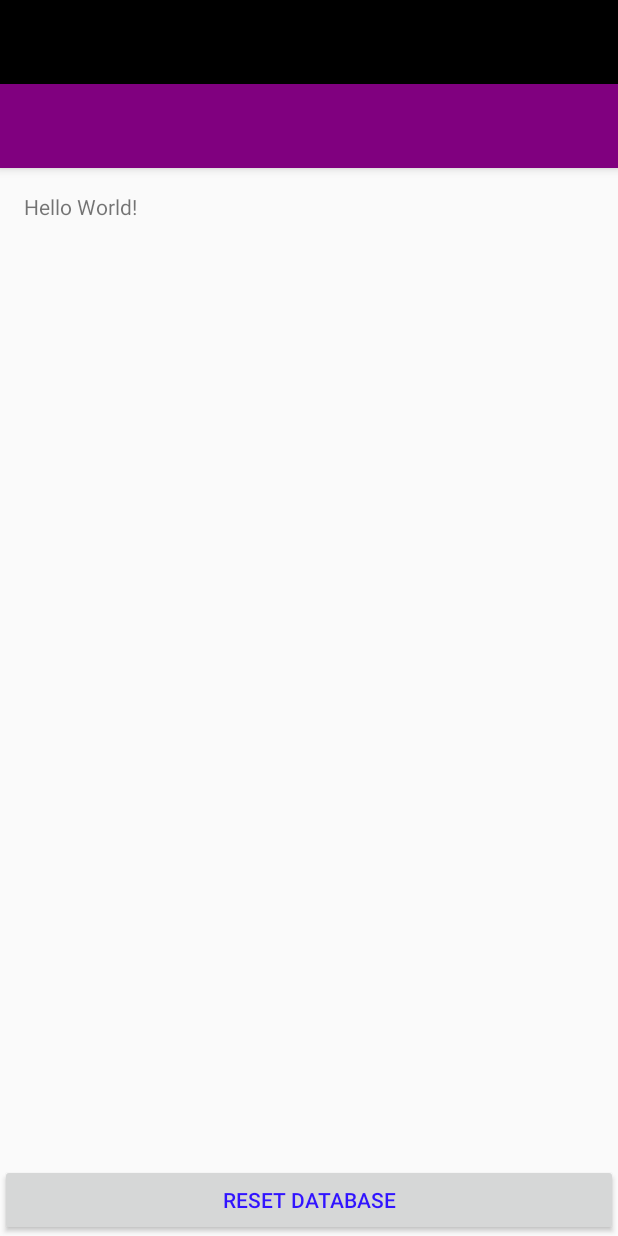
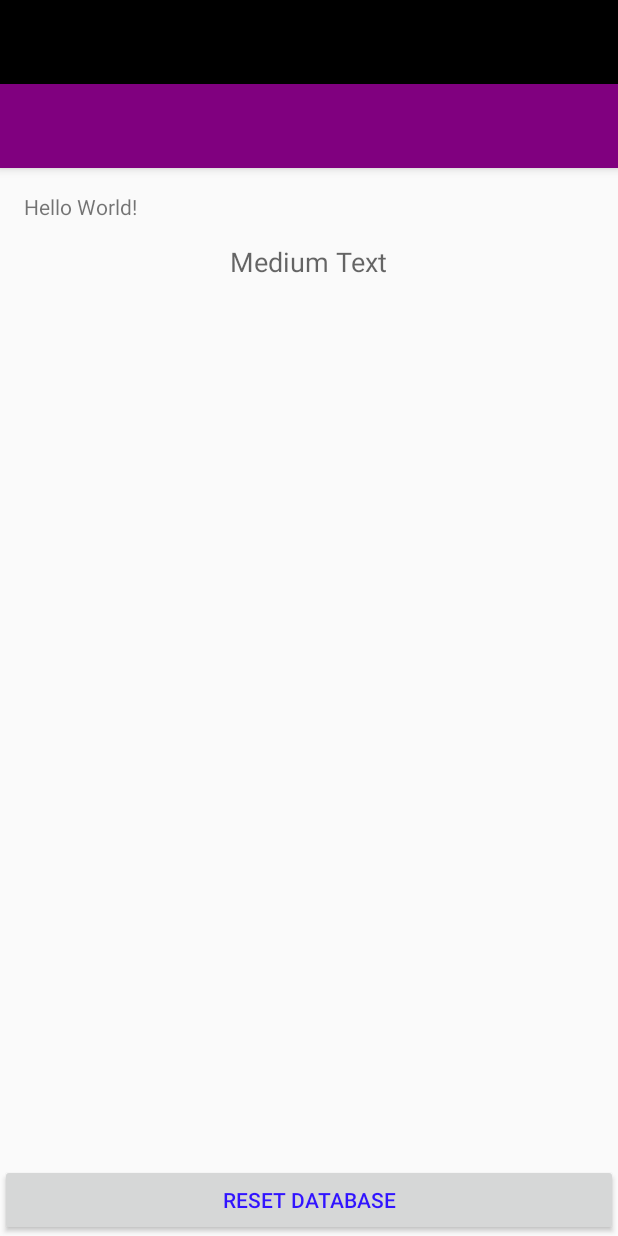
Before and after one commit to gkatan/CelebStalk, an Android app: the layout activity_main.xml on its own in the app's theme, with its tools: preview values and no code run, on a phone screen of 412 x 824 dp. Run offline under Robolectric (Android 15) with nearby library versions, the phone set to English and light mode, and no system bars.

```diff
--- a/app/build.gradle
+++ b/app/build.gradle
@@ -35,7 +35,6 @@ android {
 }
 
 dependencies {
-    compile fileTree(dir: 'libs', include: ['*.jar'])
     testCompile 'junit:junit:4.12'
     compile 'com.android.support:appcompat-v7:23.1.0'
     compile 'com.android.support:design:23.1.0'
--- a/app/src/main/res/layout/activity_main.xml
+++ b/app/src/main/res/layout/activity_main.xml
@@ -21,6 +21,16 @@
         android:layout_alignParentBottom="true"
         android:layout_alignParentRight="true"
         android:layout_alignParentLeft="true" />
+
+        <TextView
+            android:layout_width="wrap_content"
+            android:layout_height="wrap_content"
+            android:textAppearance="?android:attr/textAppearanceMedium"
+            android:text="Medium Text"
+            android:id="@+id/blogText"
+            android:layout_alignParentTop="true"
+            android:layout_centerHorizontal="true"
+            android:layout_marginTop="106dp" />
     </RelativeLayout>
 
     <android.support.design.widget.NavigationView android:id="@+id/nav_view"
```
Also changed, not shown: app/src/main/java/jaemolee/myapplication/DBHelper.java (+23 -3 lines), app/src/main/java/jaemolee/myapplication/MainActivity.java (+8 -3 lines), app/src/main/java/jaemolee/myapplication/Profile.java (+26 -0 lines), app/libs/jumblr.jar (added).
